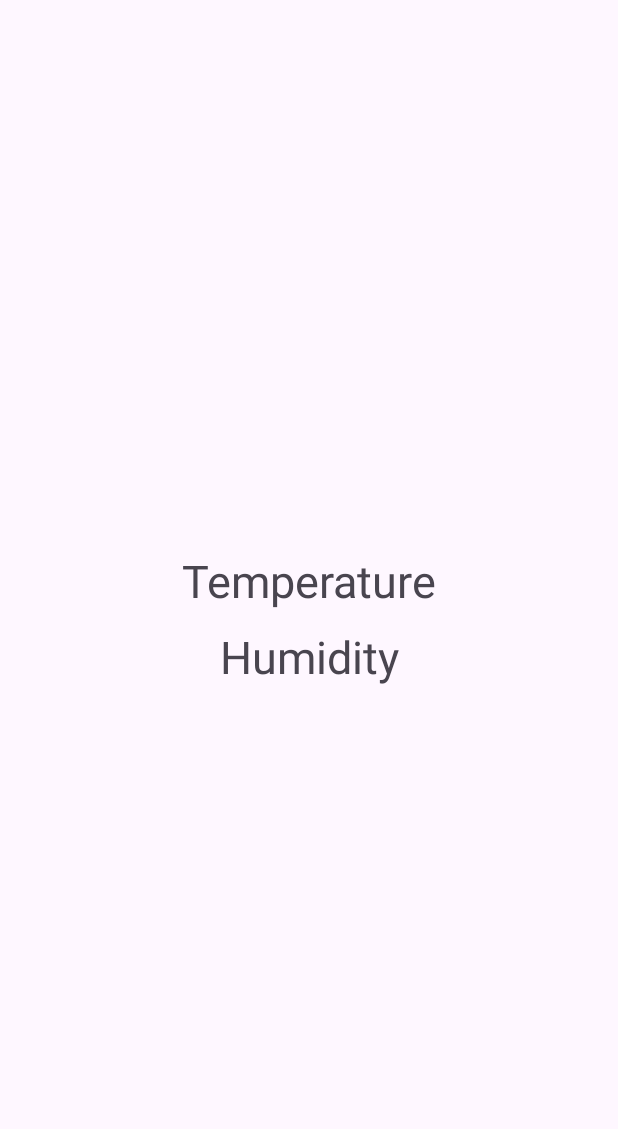
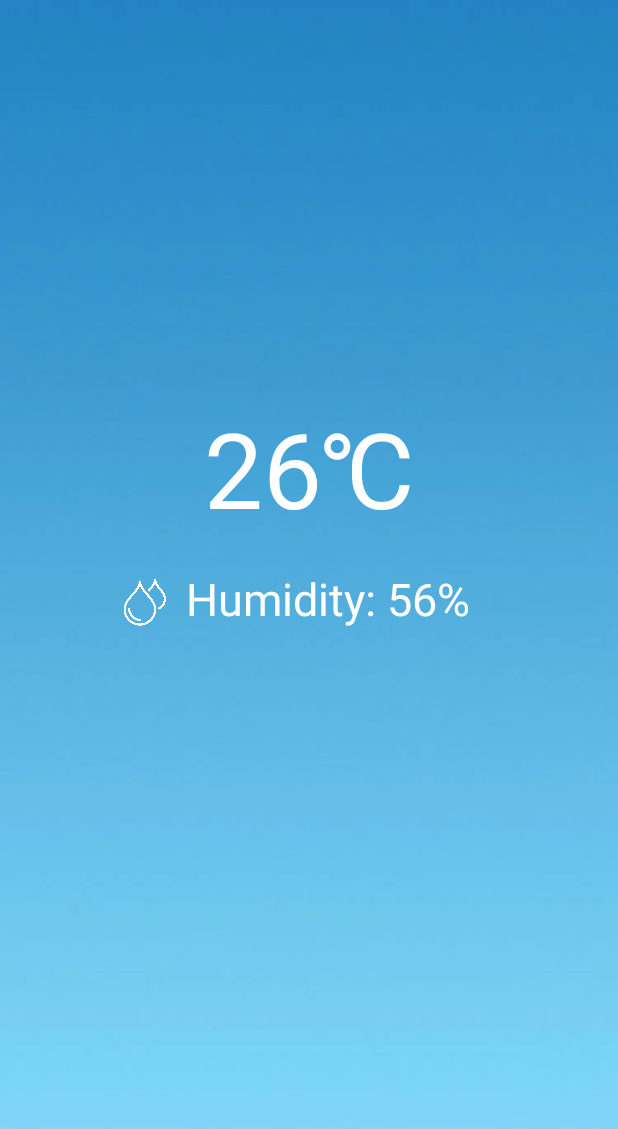
Before and after one commit to gabriewmedeiros/IotTermometer, an Android app: the layout activity_main.xml on its own in the app's theme, with its tools: preview values and no code run, on a phone screen of 412 x 824 dp. Shown: the top 1129 px of the screen. Run offline under Robolectric (Android 15) with nearby library versions, the phone set to English and light mode, and no system bars.

Commit message:
refactored layout

```diff
--- a/android/app/src/main/java/com/example/iottermometer/MainActivity.kt
+++ b/android/app/src/main/java/com/example/iottermometer/MainActivity.kt
@@ -1,6 +1,10 @@
 package com.example.iottermometer
 
 import android.os.Bundle
+import android.view.View
+import android.view.WindowManager
+import android.widget.ImageView
+import android.widget.ProgressBar
 import android.widget.TextView
 import android.widget.Toast
 import androidx.appcompat.app.AppCompatActivity
@@ -20,19 +24,33 @@ class MainActivity : AppCompatActivity() {
     private var client: MqttAndroidClient? = null
     private var tvTemperature: TextView? = null
     private var tvHumidity: TextView? = null
+    private var ivHumidity: ImageView? = null
+    private var progressBar: ProgressBar? = null
     private val temperatureTopic = "Temperature"
     private val humidityTopic = "Humidity"
+    private var isTemperatureLoaded = false
+    private var isHumidityLoaded = false
 
     override fun onCreate(savedInstanceState: Bundle?) {
         super.onCreate(savedInstanceState)
         setContentView(R.layout.activity_main)
 
+        window.setFlags(WindowManager.LayoutParams.FLAG_LAYOUT_NO_LIMITS, WindowManager.LayoutParams.FLAG_LAYOUT_NO_LIMITS)
+
+        tvTemperature = findViewById(R.id.tvTemperature)
+        tvHumidity = findViewById(R.id.tvHumidity)
+        ivHumidity = findViewById(R.id.ivHumidity)
+        progressBar = findViewById(R.id.indeterminateBar)
+
+        ivHumidity?.visibility = View.GONE
+
+       setupMQTT()
+    }
+
+    private fun setupMQTT() {
         val clientId = MqttClient.generateClientId()
         client = MqttAndroidClient(this.applicationContext, mqttHost, clientId)
         val options = MqttConnectOptions()
-
-        tvTemperature = findViewById(R.id.tvTemperature)
-        tvHumidity = findViewById(R.id.tvHumidity)
 
         try {
             val token: IMqttToken = client!!.connect(options)
@@ -58,10 +76,19 @@ class MainActivity : AppCompatActivity() {
                 when (topic) {
                     temperatureTopic -> {
                         tvTemperature?.text = getString(R.string.temperature_value, String(message.payload))
+                        isTemperatureLoaded = true
                     }
                     humidityTopic -> {
                         tvHumidity?.text = getString(R.string.humidity_value, String(message.payload))
+                        isHumidityLoaded = true
                     }
+                }
+
+                if (isTemperatureLoaded && isHumidityLoaded) {
+                    progressBar?.visibility = View.GONE
+                    tvTemperature?.visibility = View.VISIBLE
+                    tvHumidity?.visibility = View.VISIBLE
+                    ivHumidity?.visibility = View.VISIBLE
                 }
             }
 
--- a/android/app/src/main/res/layout/activity_main.xml
+++ b/android/app/src/main/res/layout/activity_main.xml
@@ -4,29 +4,61 @@
     xmlns:tools="http://schemas.android.com/tools"
     android:layout_width="match_parent"
     android:layout_height="match_parent"
+    android:background="@drawable/blue_gradient3"
     tools:context=".MainActivity">
 
     <TextView
         android:id="@+id/tvTemperature"
         android:layout_width="wrap_content"
         android:layout_height="wrap_content"
-        android:layout_marginBottom="50dp"
-        android:text="Temperature"
-        android:textSize="30sp"
+        android:layout_marginBottom="200dp"
+        android:textColor="@color/white"
+        android:textSize="70sp"
+        tools:visibility="visible"
         app:layout_constraintBottom_toBottomOf="parent"
         app:layout_constraintEnd_toEndOf="parent"
         app:layout_constraintStart_toStartOf="parent"
-        app:layout_constraintTop_toTopOf="parent" />
+        app:layout_constraintTop_toTopOf="parent"
+        tools:text="26\u2103" />
+
+    <ImageView
+        android:id="@+id/ivHumidity"
+        android:layout_width="45dp"
+        android:layout_height="45dp"
+        android:importantForAccessibility="no"
+        android:src="@drawable/ic_water_drops"
+        android:layout_marginEnd="5dp"
+        app:layout_constraintBottom_toBottomOf="@+id/tvHumidity"
+        app:layout_constraintEnd_toStartOf="@+id/tvHumidity"
+        app:layout_constraintTop_toTopOf="@+id/tvHumidity"
+        tools:visibility="visible"
+        app:tint="@color/white" />
 
     <TextView
         android:id="@+id/tvHumidity"
         android:layout_width="wrap_content"
         android:layout_height="wrap_content"
-        android:layout_marginTop="10dp"
-        android:text="Humidity"
+        android:layout_marginTop="20dp"
+        android:textColor="@color/white"
         android:textSize="30sp"
-        app:layout_constraintEnd_toEndOf="@id/tvTemperature"
-        app:layout_constraintStart_toStartOf="@id/tvTemperature"
-        app:layout_constraintTop_toBottomOf="@id/tvTemperature" />
+        tools:visibility="visible"
+        android:layout_marginStart="25dp"
+        app:layout_constraintEnd_toEndOf="@+id/tvTemperature"
+        app:layout_constraintStart_toStartOf="@+id/tvTemperature"
+        app:layout_constraintTop_toBottomOf="@id/tvTemperature"
+        tools:text="Humidity: 56%" />
+
+    <ProgressBar
+        android:id="@+id/indeterminateBar"
+        android:layout_width="70dp"
+        android:layout_height="70dp"
+        tools:visibility="invisible"
+        android:indeterminateTint="@color/white"
+        app:layout_constraintBottom_toBottomOf="parent"
+        app:layout_constraintEnd_toEndOf="parent"
+        app:layout_constraintHorizontal_bias="0.498"
+        app:layout_constraintStart_toStartOf="parent"
+        app:layout_constraintTop_toTopOf="parent"
+        app:layout_constraintVertical_bias="0.416" />
 
 </androidx.constraintlayout.widget.ConstraintLayout>
--- a/android/app/src/main/res/values/strings.xml
+++ b/android/app/src/main/res/values/strings.xml
@@ -1,5 +1,5 @@
 <resources>
     <string name="app_name">IotTermometer</string>
-    <string name="temperature_value">Temperature = %s\u2103</string>
-    <string name="humidity_value">Humidity = %s\%%</string>
+    <string name="temperature_value">%s\u2103</string>
+    <string name="humidity_value">Humidity: %s\%%</string>
 </resources>
--- a/android/app/src/main/res/values/themes.xml
+++ b/android/app/src/main/res/values/themes.xml
@@ -1,8 +1,15 @@
-<resources xmlns:tools="http://schemas.android.com/tools">
+<resources>
     <!-- Base application theme. -->
-    <style name="Base.Theme.IotTermometer" parent="Theme.Material3.DayNight.NoActionBar">
+    <style name="Base.Theme.IotTermometer" parent="Theme.MaterialComponents.Light.NoActionBar">
         <!-- Customize your light theme here. -->
-        <!-- <item name="colorPrimary">@color/my_light_primary</item> -->
+        <item name="android:windowActionBarOverlay">true</item>
+        <item name="windowActionBarOverlay">true</item>
+        <item name="android:windowDrawsSystemBarBackgrounds">true</item>
+        <item name="android:windowTranslucentStatus">false</item>
+        <item name="android:windowTranslucentNavigation">true</item>
+
+        <item name="android:navigationBarColor">@android:color/transparent</item>
+        <item name="android:statusBarColor">@android:color/transparent</item>
     </style>
 
     <style name="Theme.IotTermometer" parent="Base.Theme.IotTermometer" />
```
Also changed, not shown: android/app/src/main/res/drawable/blue_gradient1.jpg (added), android/app/src/main/res/drawable/blue_gradient2.jpg (added), android/app/src/main/res/drawable/blue_gradient3.jpg (added), android/app/src/main/res/drawable/ic_humidity.png (added), android/app/src/main/res/drawable/ic_water_drops.png (added).
